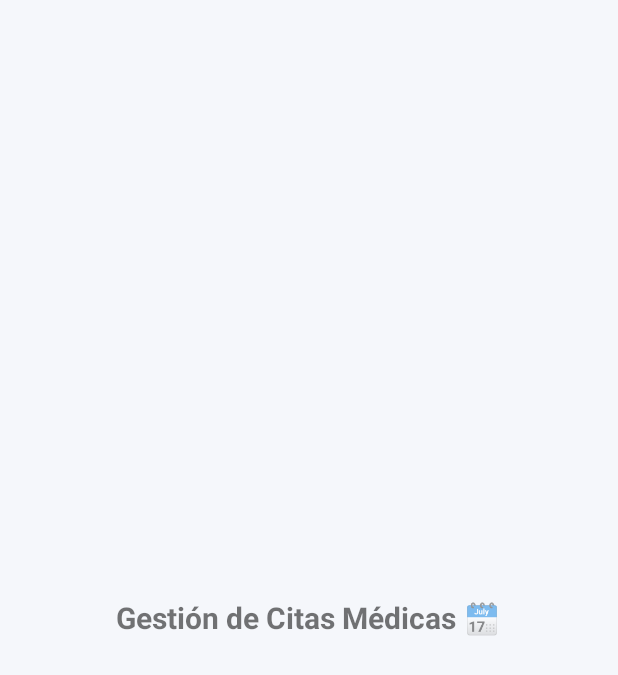
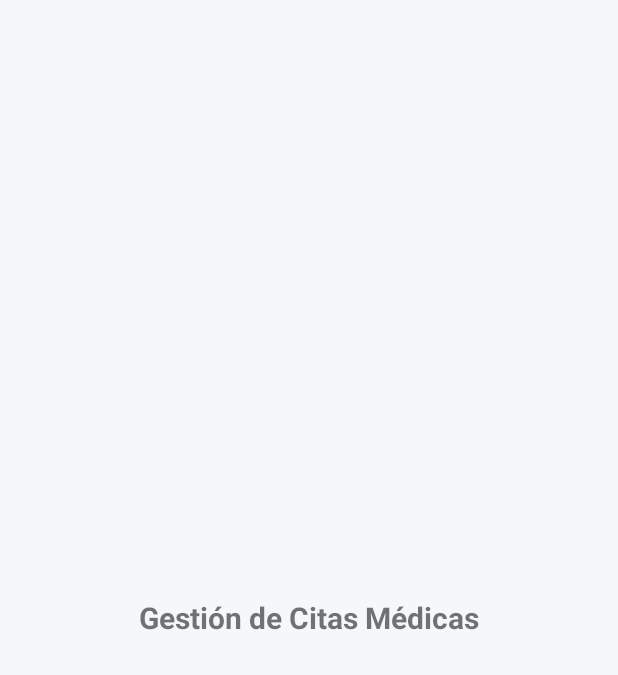
Before and after one commit to LeonelPerezSV/ClinicaApp, an Android app: the layout fragment_citas.xml on its own in the app's theme, with its tools: preview values and no code run, on a phone screen of 412 x 824 dp. Shown: the top 675 px of the screen. Run offline under Robolectric (Android 15) with nearby library versions, the phone set to English and light mode, and no system bars.

Commit message:
bore icono

```diff
--- a/app/src/main/res/layout/fragment_citas.xml
+++ b/app/src/main/res/layout/fragment_citas.xml
@@ -8,7 +8,7 @@
 
     <TextView
         android:id="@+id/txtTitle"
-        android:text="Gestión de Citas Médicas 🗓️"
+        android:text="Gestión de Citas Médicas"
         android:textSize="20sp"
         android:textStyle="bold"
         android:layout_width="wrap_content"
```
